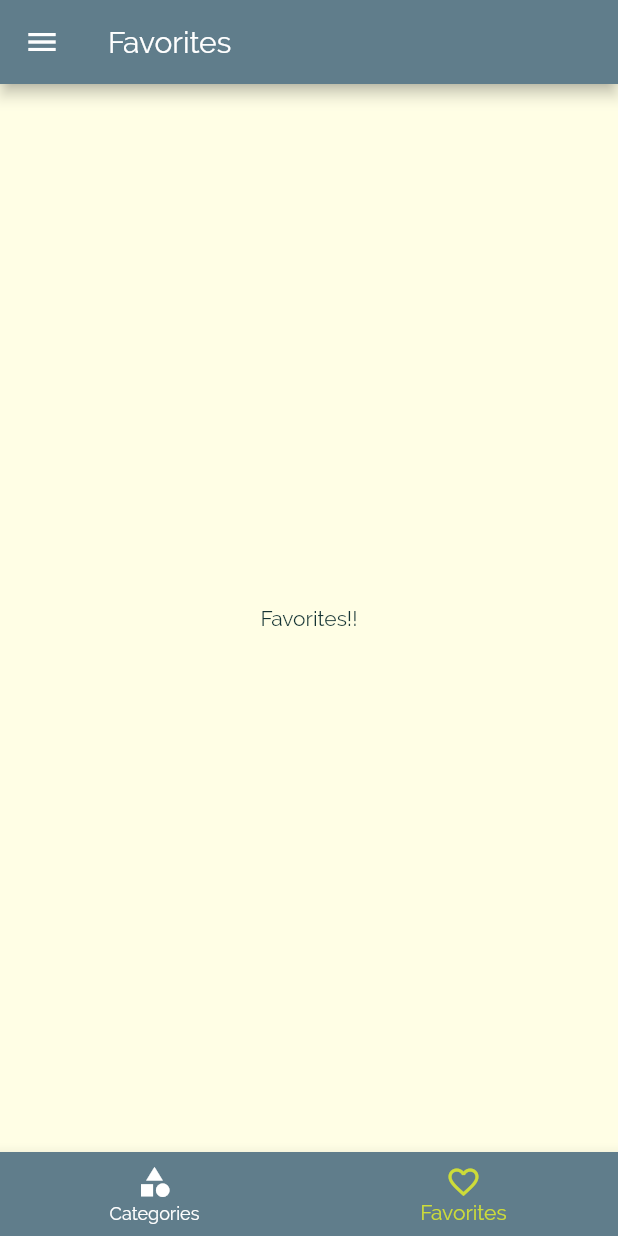
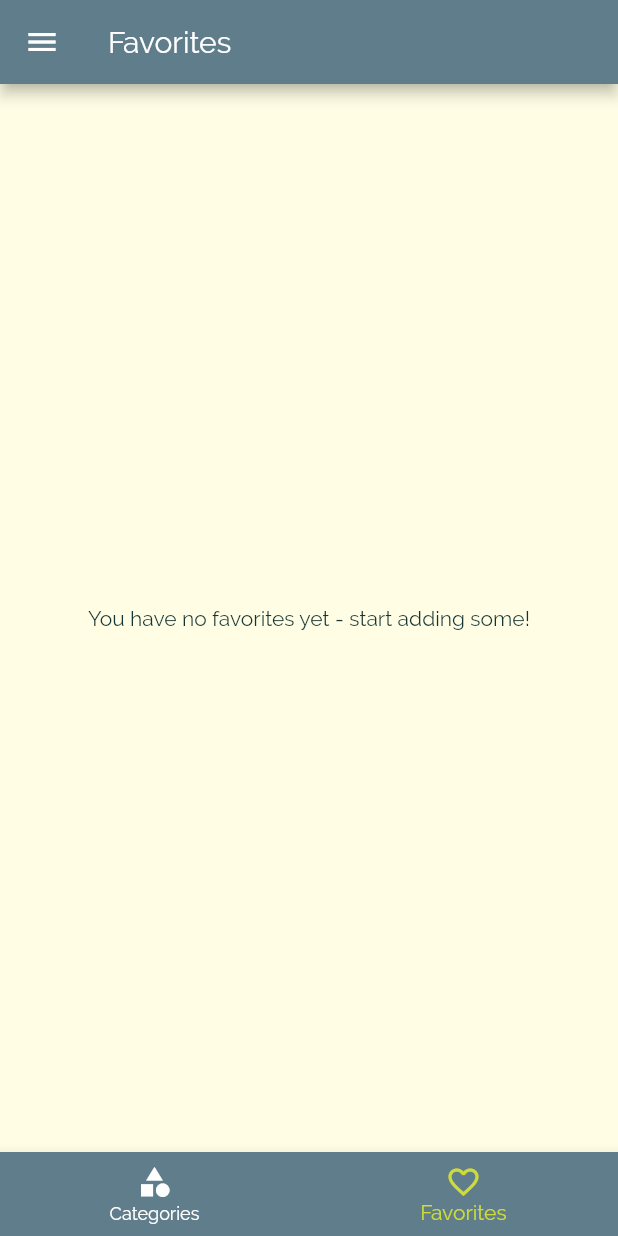
Before and after one commit to ElioEfra99/flutter-meals-app, a Flutter app: the screen it shows after launch, item 2 of the bottom bar chosen, on a phone screen of 412 x 824 dp. Run offline on Flutter 3.47's test engine with Material 2 defaults, Android fonts, the phone set to English and light mode, and no system bars.

Commit message:
Section 7, Chapter 179

```diff
--- a/lib/main.dart
+++ b/lib/main.dart
@@ -24,6 +24,7 @@ class _MyAppState extends State<MyApp> {
   };
 
   List<Meal> _availableMeals = DUMMY_MEALS;
+  List<Meal> _favoriteMeals = [];
 
   void _setFilters(Map<String, bool> filterData) {
     setState(() {
@@ -45,6 +46,24 @@ class _MyAppState extends State<MyApp> {
         return true;
       }).toList();
     });
+  }
+
+  void _toggleFavorites(String mealId) {
+    final exsistingIndex =
+        _favoriteMeals.indexWhere((meal) => meal.id == mealId);
+    if (exsistingIndex >= 0) {
+      setState(() {
+        _favoriteMeals.removeAt(exsistingIndex);
+      });
+    } else {
+      setState(() {
+        _favoriteMeals.add(DUMMY_MEALS.firstWhere((meal) => meal.id == mealId));
+      });
+    }
+  }
+
+  bool _isFavorite(String id) {
+    return _favoriteMeals.any((meal) => meal.id == id);
   }
 
   @override
@@ -73,10 +92,10 @@ class _MyAppState extends State<MyApp> {
       // home: CategoriesScreen(),
       initialRoute: '/', // Default is '/'
       routes: {
-        '/': (ctx) => TabsScreen(),
+        '/': (ctx) => TabsScreen(_favoriteMeals),
         CategoryMealsScreen.routeName: (ctx) =>
             CategoryMealsScreen(_availableMeals),
-        MealDetailScreen.routeName: (ctx) => MealDetailScreen(),
+        MealDetailScreen.routeName: (ctx) => MealDetailScreen(_toggleFavorites, _isFavorite),
         FlitersScreen.routeName: (ctx) => FlitersScreen(_filters, _setFilters),
       },
       onGenerateRoute: (settings) {
--- a/lib/screens/category_meals_screen.dart
+++ b/lib/screens/category_meals_screen.dart
@@ -62,7 +62,6 @@ class _CategoryMealsScreenState extends State<CategoryMealsScreen> {
             duration: displayedMeals[index].duration,
             complexity: displayedMeals[index].complexity,
             affordability: displayedMeals[index].affordability,
-            removeItem: _removeMeal,
           );
         },
         itemCount: displayedMeals.length,
--- a/lib/screens/favorites_screen.dart
+++ b/lib/screens/favorites_screen.dart
@@ -1,12 +1,33 @@
 import 'package:flutter/material.dart';
 
+import '../models/meal.dart';
+import '../widget/meal_item.dart';
+
 class FavoritesScreen extends StatelessWidget {
-  const FavoritesScreen({Key key}) : super(key: key);
+  const FavoritesScreen(this.favoriteMeal);
+
+  final List<Meal> favoriteMeal;
 
   @override
   Widget build(BuildContext context) {
-    return Center(
-      child: Text('Favorites!!'),
-    );
+    if (favoriteMeal.isEmpty) {
+      return Center(
+        child: Text('You have no favorites yet - start adding some!'),
+      );
+    } else {
+      return ListView.builder(
+        itemBuilder: (ctx, index) {
+          return MealItem(
+            id: favoriteMeal[index].id,
+            title: favoriteMeal[index].title,
+            imageUrl: favoriteMeal[index].imageUrl,
+            duration: favoriteMeal[index].duration,
+            complexity: favoriteMeal[index].complexity,
+            affordability: favoriteMeal[index].affordability,
+          );
+        },
+        itemCount: favoriteMeal.length,
+      );
+    }
   }
 }
--- a/lib/screens/tabs_screen.dart
+++ b/lib/screens/tabs_screen.dart
@@ -3,26 +3,19 @@ import 'package:flutter/material.dart';
 import '../widget/main_drawer.dart';
 import './categories_screen.dart';
 import './favorites_screen.dart';
+import '../models/meal.dart';
 
 class TabsScreen extends StatefulWidget {
-  TabsScreen({Key key}) : super(key: key);
+  final List<Meal> favoriteMeals;
+
+  TabsScreen(this.favoriteMeals);
 
   @override
   _TabsScreenState createState() => _TabsScreenState();
 }
 
 class _TabsScreenState extends State<TabsScreen> {
-  final List<Map<String, Object>> _pages = [
-    {
-      'page': CategoriesScreen(),
-      'title': 'Categories',
-      'actions': FlatButton(),
-    },
-    {
-      'page': FavoritesScreen(),
-      'title': 'Favorites',
-    },
-  ];
+  List<Map<String, Object>> _pages;
 
   int _selectedPageIndex = 0;
 
@@ -31,6 +24,23 @@ class _TabsScreenState extends State<TabsScreen> {
     setState(() {
       _selectedPageIndex = index;
     });
+  }
+
+  @override
+  void initState() {
+    _pages = [
+      {
+        'page': CategoriesScreen(),
+        'title': 'Categories',
+        // 'actions': FlatButton(),
+      },
+      {
+        'page': FavoritesScreen(widget.favoriteMeals),
+        'title': 'Favorites',
+      },
+    ];
+
+    super.initState();
   }
 
   @override
--- a/lib/widget/meal_item.dart
+++ b/lib/widget/meal_item.dart
@@ -10,7 +10,6 @@ class MealItem extends StatelessWidget {
   final int duration;
   final Complexity complexity;
   final Affordability affordability;
-  final Function removeItem;
 
   const MealItem({
     @required this.id,
@@ -19,7 +18,6 @@ class MealItem extends StatelessWidget {
     @required this.duration,
     @required this.complexity,
     @required this.affordability,
-    @required this.removeItem,
   });
 
   void selectMeal(BuildContext ctx) {
@@ -31,7 +29,7 @@ class MealItem extends StatelessWidget {
         .then((result) {  // This is done not when you're done pushing, but when you're done with thad page you pushed
       // print(result);      when the page is (removed) in this case "MealDetailScreen"
       if (result != null) {
-        removeItem(result);  // result would be the argument from the pop() function in "meal_detail_screen"
+        // removeItem(result);  // result would be the argument from the pop() function in "meal_detail_screen"
       }
     });
   }
```
Also changed, not shown: lib/screens/meal_detail_screen.dart (+21 -10 lines).
